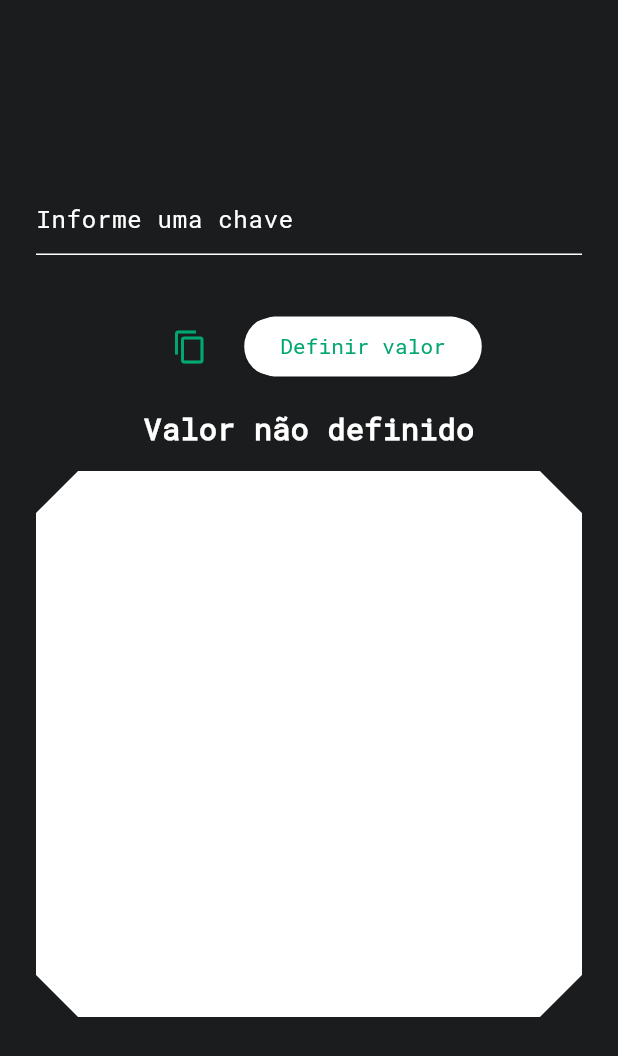
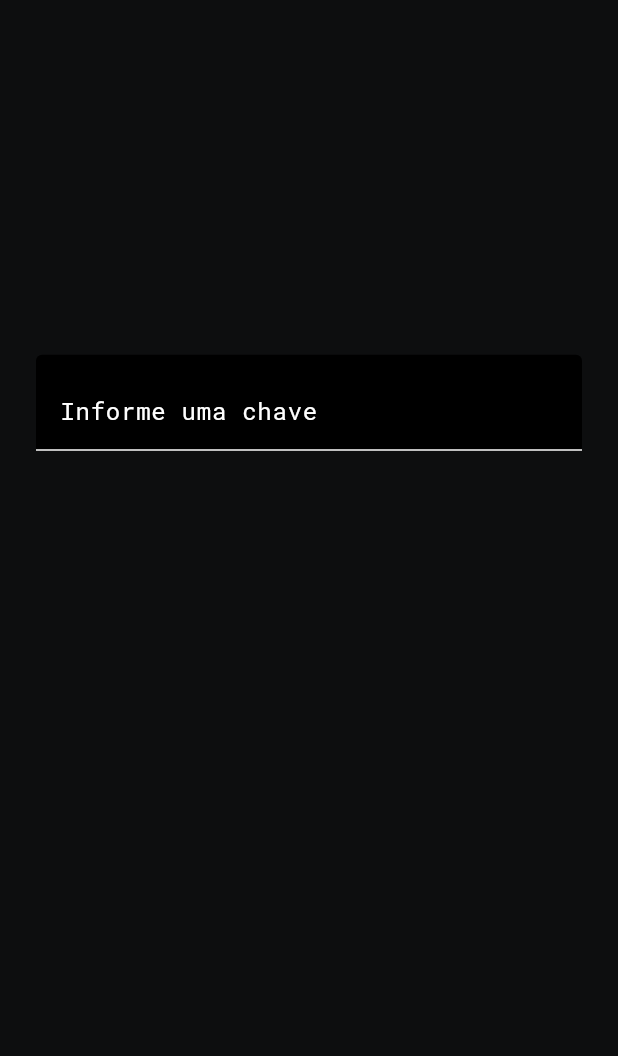
Before and after one commit to BLACKMIDORI/carteira-pix-mobile, a Flutter app: the TemporaryQrCodePixDialog widget shown alone on an empty page, opened directly, on a phone screen of 412 x 824 dp. Shown: the top 1056 px of the screen. Run offline on Flutter 3.47's test engine with Material 3 defaults, Android fonts, the phone set to English and light mode, and no system bars; our stand-ins replace dropdown_search, file_picker, flutter_bloc, qr_flutter, sqflite; missing offline and left inert: flutter_file_dialog; accounts and stored records are empty.

Commit message:
fix: some UI improvements

```diff
--- a/lib/views/export_pix_key_page.dart
+++ b/lib/views/export_pix_key_page.dart
@@ -85,6 +85,7 @@ class _ExportPixKeyPageState extends State<ExportPixKeyPage> {
                   return IconButton(
                     onPressed: viewModel.isNotEmpty ? _onExportClick : null,
                     icon: const Icon(Icons.file_download),
+                    tooltip: "Exportar para um arquivo",
                   );
                 }),
             const SizedBox(width: 12),
--- a/lib/views/home_page.dart
+++ b/lib/views/home_page.dart
@@ -259,10 +259,12 @@ class _HomePageState extends State<HomePage> {
             IconButton(
               onPressed: _onImportClick,
               icon: const Icon(Icons.file_upload),
+              tooltip: "Importar de um arquivo",
             ),
             IconButton(
               onPressed: _onExportClick,
               icon: const Icon(Icons.file_download),
+              tooltip: "Exportar para um arquivo",
             ),
             const SizedBox(width: 12),
           ],
--- a/lib/views/import_pix_key_page.dart
+++ b/lib/views/import_pix_key_page.dart
@@ -70,6 +70,7 @@ class _ImportPixKeyPageState extends State<ImportPixKeyPage> {
                   return IconButton(
                     onPressed: viewModel.isNotEmpty ? _onImportClick : null,
                     icon: const Icon(Icons.file_upload),
+                    tooltip: "Importar de um arquivo",
                   );
                 }),
             const SizedBox(
--- a/lib/views/qr_code_pix_dialog.dart
+++ b/lib/views/qr_code_pix_dialog.dart
@@ -109,7 +109,9 @@ class _QrCodePixDialogState extends State<QrCodePixDialog> {
   Widget build(BuildContext context) {
     final clipboardMessage = _clipboardMessage;
 
-    return GestureDetector(
+    return ColoredBox(
+      color: Colors.black.withOpacity(0.5),
+      child: GestureDetector(
         onTap: () {
           Navigator.of(context).pop();
         },
@@ -144,11 +146,17 @@ class _QrCodePixDialogState extends State<QrCodePixDialog> {
                             ),
                           ),
                           ClipPath(
-                          clipper: const BlackMidoriClipper(borderLength: 0.2),
-                          child: widget.pixKey.type == PixKeyType.copy_and_paste
+                            clipper:
+                                const BlackMidoriClipper(borderLength: 0.2),
+                            child:
+                                widget.pixKey.type == PixKeyType.copy_and_paste
                                     ? const Text("Pix copia e cola")
                                     : ElevatedButton(
                                         onPressed: onChangeAmountClick,
+                                        style: const ButtonStyle(
+                                          backgroundColor:
+                                              WidgetStatePropertyAll(purple),
+                                        ),
                                         child: ListenableBuilder(
                                           listenable: _pixAmountInBRL,
                                           builder: (_, __) {
@@ -159,6 +167,8 @@ class _QrCodePixDialogState extends State<QrCodePixDialog> {
                                               pixAmountInBRL == null
                                                   ? "Definir valor"
                                                   : "Mudar valor",
+                                              style: const TextStyle(
+                                                  color: Colors.white),
                                             );
                                           },
                                         ),
@@ -221,6 +231,7 @@ class _QrCodePixDialogState extends State<QrCodePixDialog> {
             ),
           ),
         ),
+      ),
     );
   }
 }
--- a/lib/views/temporary_qr_code_pix_dialog.dart
+++ b/lib/views/temporary_qr_code_pix_dialog.dart
@@ -25,6 +25,7 @@ class TemporaryQrCodePixDialog extends StatefulWidget {
 }
 
 class _TemporaryQrCodePixDialogState extends State<TemporaryQrCodePixDialog> {
+  final inputGlobalKey = GlobalKey();
   final textInputController = TextEditingController();
   String? pixKeyValue;
   PixKeyType? get pixKeyType =>
@@ -130,14 +131,16 @@ class _TemporaryQrCodePixDialogState extends State<TemporaryQrCodePixDialog> {
     final pixKeyValue = this.pixKeyValue;
     final clipboardMessage = _clipboardMessage;
 
-    return GestureDetector(
+    return ColoredBox(
+      color: Colors.black.withOpacity(0.5),
+      child: GestureDetector(
         onTap: () {
           Navigator.of(context).pop();
         },
         child: AlertDialog(
           backgroundColor: Colors.transparent,
           alignment: Alignment.center,
-        contentPadding: EdgeInsets.symmetric(horizontal: 24),
+          contentPadding: const EdgeInsets.symmetric(horizontal: 24),
           insetPadding: EdgeInsets.zero,
           content: SizedBox(
             width: double.maxFinite,
@@ -145,13 +148,6 @@ class _TemporaryQrCodePixDialogState extends State<TemporaryQrCodePixDialog> {
               child: Column(
                 mainAxisAlignment: MainAxisAlignment.center,
                 children: [
-                TextField(
-                  controller: textInputController,
-                  decoration: const InputDecoration(
-                    hintText: "Informe uma chave",
-                    hintStyle: TextStyle(color: Colors.white),
-                  ),
-                ),
                   Text(clipboardMessage ?? ""),
                   Material(
                     color: Colors.transparent,
@@ -160,6 +156,7 @@ class _TemporaryQrCodePixDialogState extends State<TemporaryQrCodePixDialog> {
                       child: Row(
                         mainAxisAlignment: MainAxisAlignment.center,
                         children: [
+                          if (pixKeyValue != null)
                             IconButton(
                               onPressed: onCopyClick,
                               visualDensity: const VisualDensity(
@@ -172,31 +169,49 @@ class _TemporaryQrCodePixDialogState extends State<TemporaryQrCodePixDialog> {
                               ),
                             ),
                           ClipPath(
-                          clipper: const BlackMidoriClipper(borderLength: 0.2),
-                          child: pixKeyType == PixKeyType.copy_and_paste
-                              ? const Text("Pix copia e cola")
-                              : ElevatedButton(
-                                  onPressed: onChangeAmountClick,
-                                  child: ListenableBuilder(
-                                    listenable: _pixAmountInBRL,
-                                    builder: (_, __) {
-                                      final pixAmountInBRL =
-                                          _pixAmountInBRL.value;
-
-                                      return Text(
-                                        pixAmountInBRL == null
-                                            ? "Definir valor"
-                                            : "Mudar valor",
-                                      );
+                            clipper:
+                                const BlackMidoriClipper(borderLength: 0.2),
+                            child: Text(
+                              switch (pixKeyType) {
+                                null => "",
+                                PixKeyType.copy_and_paste => "Pix copia e cola",
+                                PixKeyType.cpf_cnpj => "CPF/CNPJ",
+                                PixKeyType.phone => "Telefone",
+                                PixKeyType.email => "E-Mail",
+                                PixKeyType.random => "Aleatória",
                               },
-                                  ),
                             ),
                           ),
                         ],
                       ),
                     ),
                   ),
-                if (pixKeyType != PixKeyType.copy_and_paste)
+                  if (pixKeyType != PixKeyType.copy_and_paste &&
+                      pixKeyValue != null)
+                    ElevatedButton(
+                      onPressed: onChangeAmountClick,
+                      style: const ButtonStyle(
+                        backgroundColor: WidgetStatePropertyAll(purple),
+                      ),
+                      child: ListenableBuilder(
+                        listenable: _pixAmountInBRL,
+                        builder: (_, __) {
+                          final pixAmountInBRL = _pixAmountInBRL.value;
+
+                          return Text(
+                            pixAmountInBRL == null
+                                ? "Definir valor"
+                                : "Mudar valor",
+                            style: const TextStyle(color: Colors.white),
+                          );
+                        },
+                      ),
+                    ),
+                  const SizedBox(
+                    height: 14,
+                  ),
+                  if (pixKeyType != PixKeyType.copy_and_paste &&
+                      pixKeyValue != null)
                     ListenableBuilder(
                       listenable: _pixAmountInBRL,
                       builder: (_, __) {
@@ -211,13 +226,43 @@ class _TemporaryQrCodePixDialogState extends State<TemporaryQrCodePixDialog> {
                         );
                       },
                     ),
+                  KeyedSubtree(
+                    key: inputGlobalKey,
+                    child: TextField(
+                      controller: textInputController,
+                      decoration: InputDecoration(
+                        filled: true,
+                        fillColor: Colors.black,
+                        suffix: IconButton(
+                          onPressed: pixKeyValue != null
+                              ? FocusScope.of(context).unfocus
+                              : null,
+                          icon: Icon(
+                            Icons.navigate_next,
+                            color: pixKeyValue != null ? Colors.white : null,
+                          ),
+                          style: const ButtonStyle(
+                            backgroundColor: WidgetStatePropertyAll(brandColor),
+                          ),
+                        ),
+                        hintText: "Informe uma chave",
+                        hintStyle: const TextStyle(color: Colors.white),
+                      ),
+                    ),
+                  ),
                   const SizedBox(
                     height: 14,
                   ),
                   ClipPath(
                     clipper: const BlackMidoriClipper(),
-                  child: ColoredBox(
-                    color: Colors.white,
+                    child: ListenableBuilder(
+                      listenable: _pixAmountInBRL,
+                      builder: (context, _) {
+                        final qrData = getPixQrCodeData();
+                        return ColoredBox(
+                          color: qrData == null
+                              ? Colors.transparent
+                              : Colors.white,
                           child: Padding(
                             padding: const EdgeInsets.all(14),
                             child: AspectRatio(
@@ -225,8 +270,8 @@ class _TemporaryQrCodePixDialogState extends State<TemporaryQrCodePixDialog> {
                               child: ListenableBuilder(
                                 listenable: _pixAmountInBRL,
                                 builder: (_, __) {
-                            final qrData = getPixQrCodeData();
-                            if (qrData == null) return const SizedBox.shrink();
+                                  if (qrData == null)
+                                    return const SizedBox.shrink();
                                   return QrImageView(
                                     data: qrData,
                                   );
@@ -234,6 +279,8 @@ class _TemporaryQrCodePixDialogState extends State<TemporaryQrCodePixDialog> {
                               ),
                             ),
                           ),
+                        );
+                      },
                     ),
                   ),
                   SizedBox(
@@ -245,6 +292,7 @@ class _TemporaryQrCodePixDialogState extends State<TemporaryQrCodePixDialog> {
             ),
           ),
         ),
+      ),
     );
   }
 }
```
Lines whose indentation alone changed are shown as unchanged.
